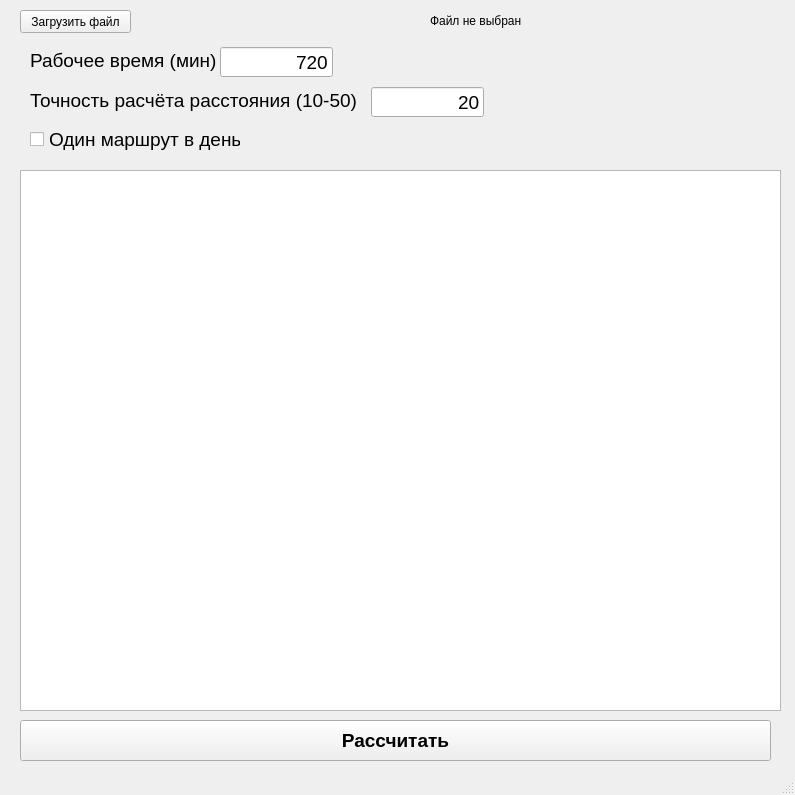
This is main_window.ui in IPIvliev/mag_delivery_py as Qt 5 draws it before an edit. The edited form follows.
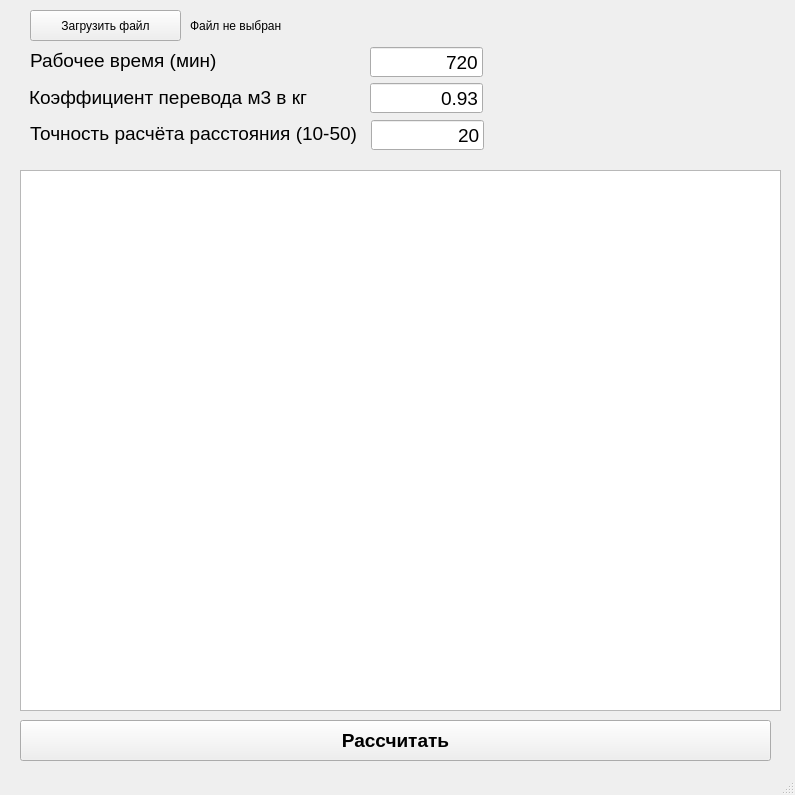
This is the edited form.

The edit to the form file:
```diff
--- a/main_window.ui
+++ b/main_window.ui
@@ -17,10 +17,10 @@
    <widget class="QPushButton" name="btn_load">
     <property name="geometry">
      <rect>
-      <x>20</x>
+      <x>30</x>
       <y>10</y>
-      <width>111</width>
-      <height>23</height>
+      <width>151</width>
+      <height>31</height>
      </rect>
     </property>
     <property name="text">
@@ -50,10 +50,10 @@
    <widget class="QLabel" name="label_path">
     <property name="geometry">
      <rect>
-      <x>430</x>
+      <x>190</x>
       <y>10</y>
-      <width>341</width>
-      <height>21</height>
+      <width>581</width>
+      <height>31</height>
      </rect>
     </property>
     <property name="text">
@@ -73,7 +73,7 @@
    <widget class="QLineEdit" name="working_time">
     <property name="geometry">
      <rect>
-      <x>220</x>
+      <x>370</x>
       <y>47</y>
       <width>113</width>
       <height>30</height>
@@ -127,7 +127,7 @@
     <property name="geometry">
      <rect>
       <x>30</x>
-      <y>90</y>
+      <y>123</y>
       <width>341</width>
       <height>21</height>
      </rect>
@@ -145,7 +145,7 @@
     <property name="geometry">
      <rect>
       <x>371</x>
-      <y>87</y>
+      <y>120</y>
       <width>113</width>
       <height>30</height>
      </rect>
@@ -162,13 +162,13 @@
      <set>Qt::AlignRight|Qt::AlignTrailing|Qt::AlignVCenter</set>
     </property>
    </widget>
-   <widget class="QCheckBox" name="checkBox">
+   <widget class="QLabel" name="label_to_kg">
     <property name="geometry">
      <rect>
-      <x>30</x>
-      <y>124</y>
-      <width>211</width>
-      <height>31</height>
+      <x>29</x>
+      <y>87</y>
+      <width>341</width>
+      <height>21</height>
      </rect>
     </property>
     <property name="font">
@@ -177,13 +177,28 @@
      </font>
     </property>
     <property name="text">
-     <string>Один маршрут в день</string>
+     <string>Коэффициент перевода м3 в кг</string>
     </property>
-    <property name="iconSize">
-     <size>
-      <width>16</width>
-      <height>16</height>
-     </size>
+   </widget>
+   <widget class="QLineEdit" name="to_kg">
+    <property name="geometry">
+     <rect>
+      <x>370</x>
+      <y>83</y>
+      <width>113</width>
+      <height>30</height>
+     </rect>
+    </property>
+    <property name="font">
+     <font>
+      <pointsize>14</pointsize>
+     </font>
+    </property>
+    <property name="text">
+     <string>0.93</string>
+    </property>
+    <property name="alignment">
+     <set>Qt::AlignRight|Qt::AlignTrailing|Qt::AlignVCenter</set>
     </property>
    </widget>
   </widget>
```
